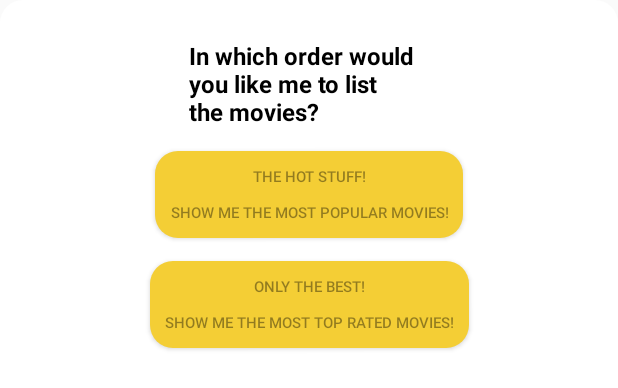
After one commit to Krujzg/verycreatives, an Android app: the layout custom_select_between_options_alertdialogfragment.xml on its own in the app's theme, with its tools: preview values and no code run, on a phone screen of 412 x 824 dp. The commit adds this screen. Shown: the top 388 px of the screen. Run offline under Robolectric (Android 15) with nearby library versions, the phone set to English and light mode, and no system bars; network calls fail.

Commit message:
almost done

```diff
--- /dev/null
+++ b/presentation/src/main/java/com/krujz/verycreatives/screens/common/ISelectorOnButtonClick.kt
@@ -0,0 +1,5 @@
+package com.krujz.verycreatives.screens.common
+
+interface ISelectorOnButtonClick {
+    fun onSelectorButtonClick(buttonTag: String)
+}
--- a/presentation/src/main/java/com/krujz/verycreatives/screens/common/contracts/MainContract.kt
+++ b/presentation/src/main/java/com/krujz/verycreatives/screens/common/contracts/MainContract.kt
@@ -3,7 +3,7 @@ package com.krujz.verycreatives.screens.common.contracts
 interface MainContract {
 
     interface View: BaseContract.View {
-        fun showHomeFragment()
+        fun showHomeFragment(movieTypeTag: String)
         fun showFavoritesFragment()
     }
 
--- a/presentation/src/main/java/com/krujz/verycreatives/screens/common/dialogs/interfaces/IDialogNavigator.kt
+++ b/presentation/src/main/java/com/krujz/verycreatives/screens/common/dialogs/interfaces/IDialogNavigator.kt
@@ -6,8 +6,8 @@ interface IDialogNavigator {
     fun showErrorDialog(title: String, message: String)
     fun showSuccessDialog(message: String)
     fun showWarningDialog(title: String, message: String)
-    fun showNormalAlertDialog(title: String, message: String)
-    fun dismissShoeSideAlertDialog()
+    fun showNormalAlertDialog()
+    fun dismissNormalAlertDialog()
     fun showEnlargedImageViewAlertDialog(imageUrl: String, imageLoader: IImageLoader)
     fun showLoadingDialog(title: String, message: String)
     fun dismissLoadingAlertDialog()
--- /dev/null
+++ b/presentation/src/main/res/drawable-anydpi/rounded_background_maincolor.xml
@@ -0,0 +1,9 @@
+<?xml version="1.0" encoding="utf-8"?>
+<shape xmlns:android="http://schemas.android.com/apk/res/android"
+    android:shape="rectangle">
+    <solid
+        android:color="@color/main_color"
+        android:elevation="20dp"/>
+    <corners
+        android:radius="15dp" />
+</shape>
--- a/presentation/src/main/res/drawable/rounded_corner.xml
+++ b/presentation/src/main/res/drawable/rounded_corner.xml
@@ -5,9 +5,5 @@
         android:color="@color/white"
         android:elevation="20dp"/>
     <corners
-        android:radius="15dp"
-        />
-
-
-
+        android:radius="15dp" />
 </shape>
--- /dev/null
+++ b/presentation/src/main/res/layout/custom_select_between_options_alertdialogfragment.xml
@@ -0,0 +1,53 @@
+<androidx.constraintlayout.widget.ConstraintLayout xmlns:android="http://schemas.android.com/apk/res/android"
+    xmlns:app="http://schemas.android.com/apk/res-auto"
+    android:layout_width="match_parent"
+    android:layout_height="match_parent"
+    android:padding="10dp"
+    android:background="@drawable/rounded_corner">
+
+    <TextView
+        android:id="@+id/alertdialog_title_selector"
+        android:layout_width="wrap_content"
+        android:layout_height="wrap_content"
+        android:layout_marginTop="16dp"
+        android:textSize="16dp"
+        android:textStyle="bold"
+        android:textColor="@color/Black"
+        android:textAllCaps="false"
+        android:layout_marginEnd="10dp"
+        android:text="In which order would\nyou like me to list \nthe movies?"
+        app:layout_constraintEnd_toEndOf="parent"
+        app:layout_constraintStart_toStartOf="parent"
+        app:layout_constraintTop_toTopOf="parent" />
+
+
+    <androidx.appcompat.widget.AppCompatButton
+        android:id="@+id/alertdialog_show_popular_button_selector"
+        android:layout_width="wrap_content"
+        android:layout_height="wrap_content"
+        android:layout_marginTop="15dp"
+        android:padding="10dp"
+        android:textSize="10dp"
+        android:text="The hot stuff!\n\nShow me the most popular movies!"
+        android:textColor="@color/black_overlay"
+        android:background="@drawable/rounded_background_maincolor"
+        app:layout_constraintTop_toBottomOf="@+id/alertdialog_title_selector"
+        app:layout_constraintEnd_toEndOf="parent"
+        app:layout_constraintStart_toStartOf="parent"/>
+
+    <androidx.appcompat.widget.AppCompatButton
+        android:id="@+id/alertdialog_show_top_rated_button_selector"
+        android:layout_width="wrap_content"
+        android:layout_height="wrap_content"
+        android:layout_marginTop="15dp"
+        android:padding="10dp"
+        android:text="Only the best!\n\nShow me the most top rated movies!"
+        android:textColor="@color/black_overlay"
+        android:textSize="10dp"
+        android:background="@drawable/rounded_background_maincolor"
+        app:layout_constraintTop_toBottomOf="@+id/alertdialog_show_popular_button_selector"
+        app:layout_constraintEnd_toEndOf="parent"
+        app:layout_constraintStart_toStartOf="parent"/>
+
+
+</androidx.constraintlayout.widget.ConstraintLayout>
--- a/presentation/src/main/res/layout/main_activity.xml
+++ b/presentation/src/main/res/layout/main_activity.xml
@@ -77,6 +77,7 @@
                             />
 
                         <ImageButton
+                            android:id="@+id/selector_imagebutton"
                             android:layout_width="wrap_content"
                             android:layout_height="match_parent"
                             android:src="@drawable/ic_baseline_filter_list_24"
```
Also changed, not shown: presentation/src/main/java/com/krujz/verycreatives/screens/common/dialogs/AlertDialogFragment.kt (+46 -33 lines), presentation/src/main/java/com/krujz/verycreatives/screens/common/dialogs/DialogNavigator.kt (+6 -7 lines), presentation/src/main/java/com/krujz/verycreatives/screens/main/MainActivity.kt (+35 -5 lines), presentation/src/main/java/com/krujz/verycreatives/screens/main/fragments/home/HomeFragment.kt (+24 -4 lines).
